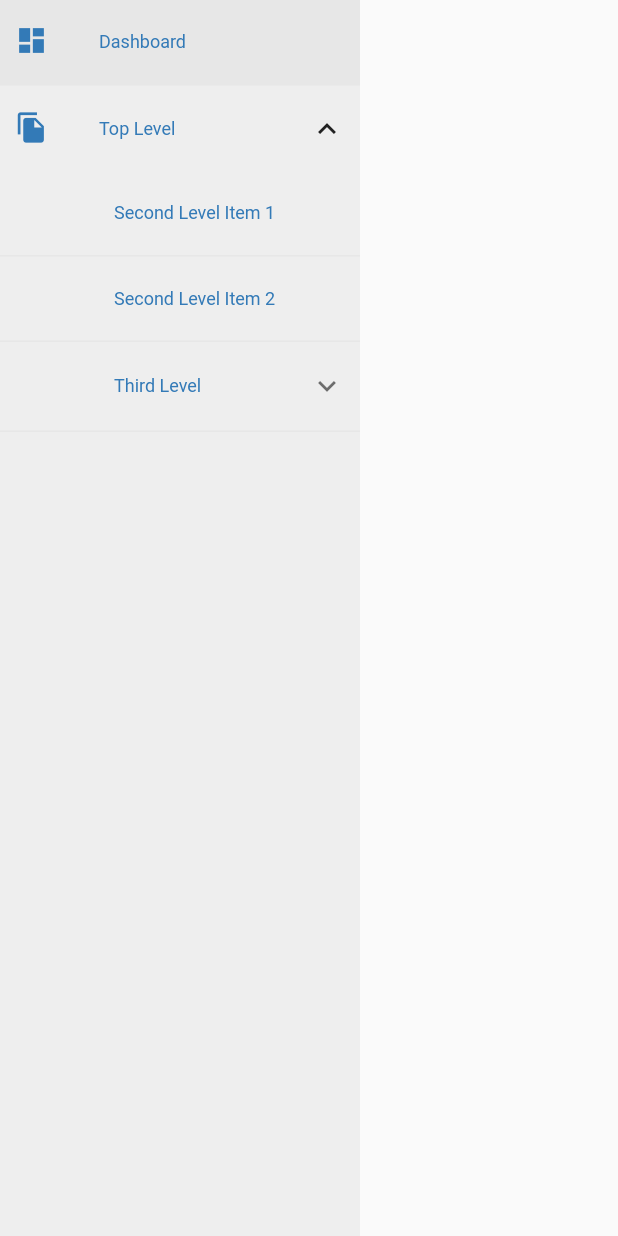
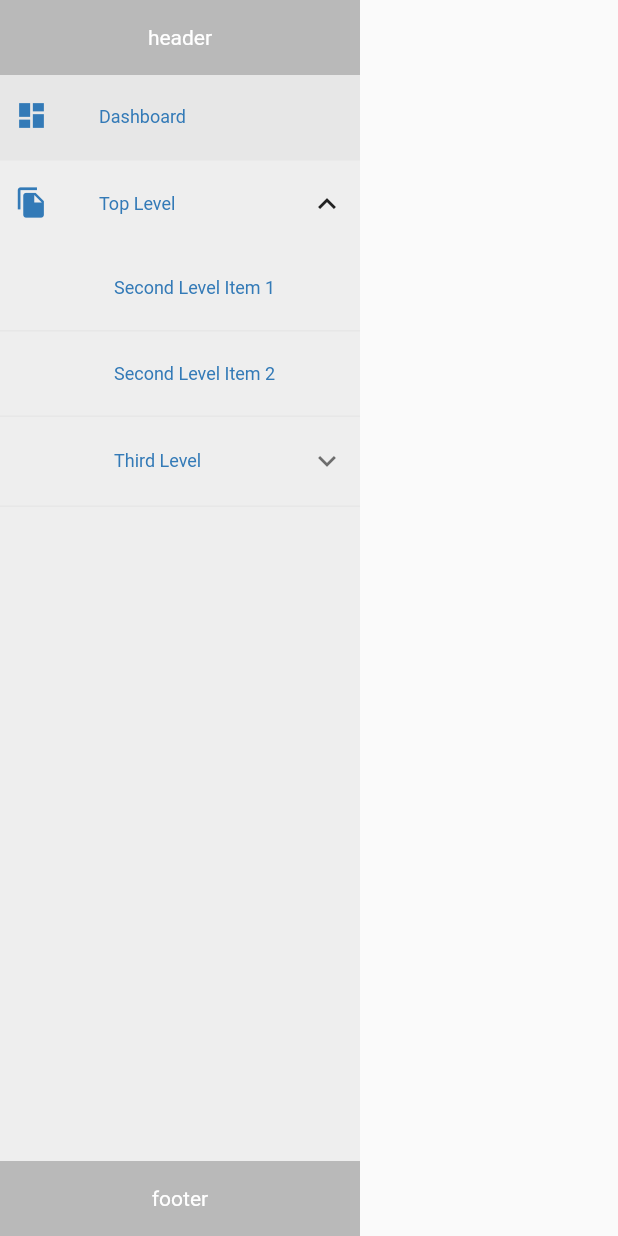
Before and after one commit to keyber-inc/flutter_admin_scaffold, a Flutter app: the SideBar widget shown alone on an empty page, opened directly, after a tap on "Top Level", on a phone screen of 412 x 824 dp. Run offline on Flutter 3.47's test engine with Material 2 defaults, Android fonts, the phone set to English and light mode, and no system bars; statements that could not run were skipped.

Commit message:
Add header and footer parameters at SideBar class

```diff
--- a/lib/src/side_bar.dart
+++ b/lib/src/side_bar.dart
@@ -26,6 +26,8 @@ class SideBar extends StatefulWidget {
     this.backgroundColor = const Color(0xFFEEEEEE),
     this.activeBackgroundColor = const Color(0xFFE7E7E7),
     this.borderColor = const Color(0xFFE7E7E7),
+    this.header,
+    this.footer,
   }) : super(key: key);
 
   final List<MenuItem> items;
@@ -39,6 +41,8 @@ class SideBar extends StatefulWidget {
   final Color backgroundColor;
   final Color activeBackgroundColor;
   final Color borderColor;
+  final Widget header;
+  final Widget footer;
 
   @override
   _SideBarState createState() => _SideBarState();
@@ -66,6 +70,7 @@ class _SideBarState extends State<SideBar> with SingleTickerProviderStateMixin {
       width: _sideBarWidth,
       child: Column(
         children: [
+          if (widget.header != null) widget.header,
           Expanded(
             child: Material(
               color: widget.backgroundColor,
@@ -90,6 +95,7 @@ class _SideBarState extends State<SideBar> with SingleTickerProviderStateMixin {
               ),
             ),
           ),
+          if (widget.footer != null) widget.footer,
         ],
       ),
     );
```
Also changed, not shown: example/lib/main.dart (+26 -0 lines), example/lib/sample.dart (+27 -1 lines), 1 other file.
